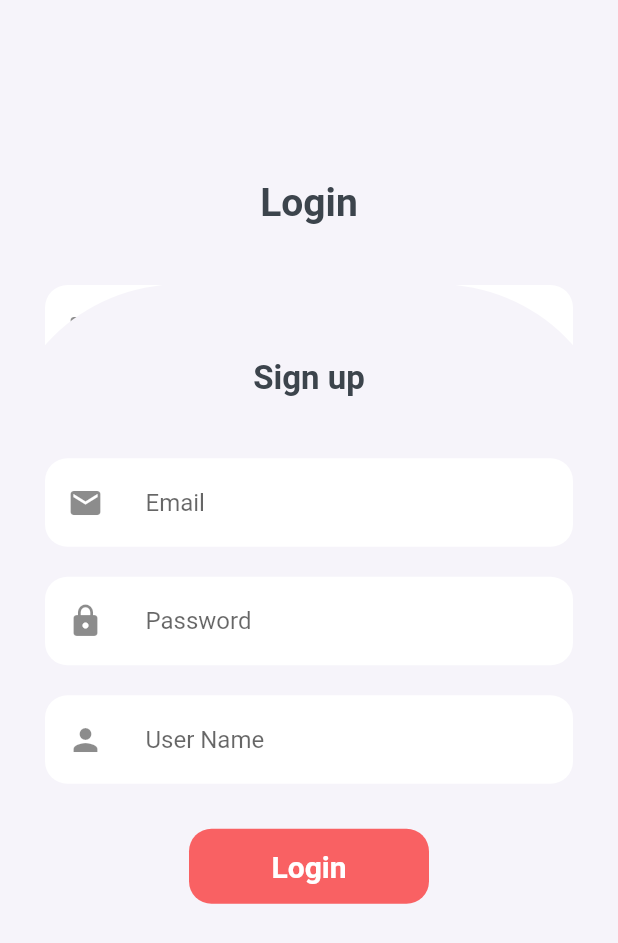
After one commit to Ibrahim-K98han/flutter_resourse, a Flutter app: the screen it shows after launch, after a tap on "Sign up", on a phone screen of 412 x 824 dp. The commit adds this screen. Shown: the top 943 px of the screen. Run offline on Flutter 3.47's test engine with Material 2 defaults, Android fonts, the phone set to English and light mode, and no system bars; our stand-ins replace easy_splash_screen; Roboto replaces fonts that are missing (ro).

Commit message:
complete food ui

```diff
--- /dev/null
+++ b/lib/foodui/login_screen.dart
@@ -0,0 +1,272 @@
+import 'package:flutter/material.dart';
+import 'package:ostad_flutter/foodui/constant/colors.dart';
+
+import 'constant/navigator.dart';
+
+class LoginScreen extends StatelessWidget {
+  const LoginScreen({Key? key}) : super(key: key);
+
+  @override
+  Widget build(BuildContext context) {
+    return Scaffold(
+      backgroundColor: backround,
+      body: SafeArea(
+        child: Column(
+          mainAxisAlignment: MainAxisAlignment.start,
+          children: [
+            SizedBox(
+              height: 120,
+            ),
+            Center(
+              child: Text(
+                'Login',
+                style: TextStyle(
+                    color: font,
+                    fontFamily: 'ro',
+                    fontSize: 26,
+                    fontWeight: FontWeight.bold),
+              ),
+            ),
+            SizedBox(height: 40,),
+            Padding(
+              padding: const EdgeInsets.symmetric(horizontal: 30),
+              child: Container(
+                padding: EdgeInsets.only(left: 15),
+                decoration: BoxDecoration(
+                  color: Colors.white,
+                  borderRadius: BorderRadius.circular(15),
+                ),
+                child: TextField(
+                  decoration: InputDecoration(
+                      icon: Icon(Icons.email),
+                      hintText: 'Email',
+                      hintStyle: TextStyle(fontFamily: 'ro'),
+                      border: OutlineInputBorder(
+                          borderRadius: BorderRadius.circular(15),
+                          borderSide: BorderSide.none
+                      )
+                  ),
+                ),
+              ),
+            ),
+            SizedBox(height: 25,),
+            Padding(
+              padding: const EdgeInsets.symmetric(horizontal: 30),
+              child: Container(
+                padding: EdgeInsets.only(left: 15),
+                decoration: BoxDecoration(
+                  color: Colors.white,
+                  borderRadius: BorderRadius.circular(15),
+                ),
+                child: TextField(
+                  obscureText: true,
+                  obscuringCharacter: '*',
+                  decoration: InputDecoration(
+                      icon: Icon(Icons.lock),
+                      hintText: 'Password',
+                      hintStyle: TextStyle(fontFamily: 'ro'),
+                      border: OutlineInputBorder(
+                          borderRadius: BorderRadius.circular(15),
+                          borderSide: BorderSide.none
+                      )
+                  ),
+                ),
+              ),
+            ),
+            SizedBox(height: 30,),
+            GestureDetector(
+                onTap: () {
+                  Navigator.of(context).push(
+                    MaterialPageRoute(builder: ((context)=>Navigationn()))
+                  );
+                },
+                child: Container(
+                  alignment: Alignment.center,
+                  height: 50,
+                  width: 160,
+                  decoration: BoxDecoration(
+                    color: mainColor,
+                    borderRadius: BorderRadius.circular(15),
+                  ),
+                  child: Text(
+                    'Login',
+                    style: TextStyle(
+                        color: Colors.white,
+                        fontFamily: 'ro',
+                        fontSize: 20,
+                        fontWeight: FontWeight.bold
+                    ),),
+                )
+            ),
+            SizedBox(height: 170,),
+            Expanded(
+              child: GestureDetector(
+                child: Container(
+                  height: 100,
+                  width: double.infinity,
+                  decoration: BoxDecoration(
+                    boxShadow: [
+                      BoxShadow(
+                        color: Colors.grey.shade300,
+                        offset: Offset(1, 1),
+                        blurRadius: 20,
+                      ),
+                    ],
+                    color: Colors.white,
+                    borderRadius: BorderRadius.only(
+                        topLeft: Radius.circular(120),
+                        topRight: Radius.circular(120)
+                    ),
+                  ),
+                  child: Center(
+                    child: Text(
+                      'Sign up',
+                      style: TextStyle(
+                          fontFamily: 'ro',
+                          color: font,
+                          fontSize: 22,
+                          fontWeight: FontWeight.bold
+                      ),
+                    ),
+                  ),
+                ),
+                onTap: () {
+                  showModalBottomSheet(
+                    isScrollControlled: true,
+                    backgroundColor: Colors.transparent,
+                      barrierColor: Colors.transparent,
+                      context: context,
+                      builder: (BuildContext context){
+                        return DraggableScrollableSheet(
+                          initialChildSize: 0.77,
+                          builder: (context, scrollController){
+                            return Container(
+                              decoration: BoxDecoration(
+                                color: backround,
+                                borderRadius: BorderRadius.only(
+                                  topRight: Radius.circular(120),
+                                  topLeft: Radius.circular(120)
+                                ),
+                              ),
+                              child: Column(
+                                crossAxisAlignment: CrossAxisAlignment.center,
+                                children: [
+                                  SizedBox(height: 50,),
+                                  Text(
+                                      'Sign up',
+                                    style: TextStyle(
+                                      fontFamily: 'ro',
+                                      color: font,
+                                      fontSize: 22,
+                                      fontWeight: FontWeight.bold
+                                    ),
+                                  ),
+                                  SizedBox(height: 40,),
+                                  Padding(
+                                    padding: const EdgeInsets.symmetric(horizontal: 30),
+                                    child: Container(
+                                      padding: EdgeInsets.only(left: 15),
+                                      decoration: BoxDecoration(
+                                        color: Colors.white,
+                                        borderRadius: BorderRadius.circular(15),
+                                      ),
+                                      child: TextField(
+                                        decoration: InputDecoration(
+                                            icon: Icon(Icons.email),
+                                            hintText: 'Email',
+                                            hintStyle: TextStyle(fontFamily: 'ro'),
+                                            border: OutlineInputBorder(
+                                                borderRadius: BorderRadius.circular(15),
+                                                borderSide: BorderSide.none
+                                            )
+                                        ),
+                                      ),
+                                    ),
+                                  ),
+                                  SizedBox(height: 20,),
+                                  Padding(
+                                    padding: const EdgeInsets.symmetric(horizontal: 30),
+                                    child: Container(
+                                      padding: EdgeInsets.only(left: 15),
+                                      decoration: BoxDecoration(
+                                        color: Colors.white,
+                                        borderRadius: BorderRadius.circular(15),
+                                      ),
+                                      child: TextField(
+                                        obscureText: true,
+                                        obscuringCharacter: '*',
+                                        decoration: InputDecoration(
+                                            icon: Icon(Icons.lock),
+                                            hintText: 'Password',
+                                            hintStyle: TextStyle(fontFamily: 'ro'),
+                                            border: OutlineInputBorder(
+                                                borderRadius: BorderRadius.circular(15),
+                                                borderSide: BorderSide.none
+                                            )
+                                        ),
+                                      ),
+                                    ),
+                                  ),
+                                  SizedBox(height: 20,),
+                                  Padding(
+                                    padding: const EdgeInsets.symmetric(horizontal: 30),
+                                    child: Container(
+                                      padding: EdgeInsets.only(left: 15),
+                                      decoration: BoxDecoration(
+                                        color: Colors.white,
+                                        borderRadius: BorderRadius.circular(15),
+                                      ),
+                                      child: TextField(
+                                        decoration: InputDecoration(
+                                            icon: Icon(Icons.person),
+                                            hintText: 'User Name',
+                                            hintStyle: TextStyle(fontFamily: 'ro'),
+                                            border: OutlineInputBorder(
+                                                borderRadius: BorderRadius.circular(15),
+                                                borderSide: BorderSide.none
+                                            )
+                                        ),
+                                      ),
+                                    ),
+                                  ),
+                                  SizedBox(height: 30,),
+                                  GestureDetector(
+                                      onTap: () {
+                                        Navigator.of(context).push(
+                                            MaterialPageRoute(builder: ((context)=>Navigationn()))
+                                        );
+                                      },
+                                      child: Container(
+                                        alignment: Alignment.center,
+                                        height: 50,
+                                        width: 160,
+                                        decoration: BoxDecoration(
+                                          color: mainColor,
+                                          borderRadius: BorderRadius.circular(15),
+                                        ),
+                                        child: Text(
+                                          'Login',
+                                          style: TextStyle(
+                                              color: Colors.white,
+                                              fontFamily: 'ro',
+                                              fontSize: 20,
+                                              fontWeight: FontWeight.bold
+                                          ),),
+                                      )
+                                  ),
+                                ],
+                              ),
+                            );
+                          },
+                        );
+                      }
+                  );
+                },
+              ),
+            )
+          ],
+        ),
+      ),
+    );
+  }
+}
--- /dev/null
+++ b/lib/foodui/splash_screen.dart
@@ -0,0 +1,32 @@
+import 'package:easy_splash_screen/easy_splash_screen.dart';
+import 'package:flutter/material.dart';
+import 'package:ostad_flutter/foodui/constant/colors.dart';
+import 'package:ostad_flutter/foodui/login_screen.dart';
+
+class SplashScreen extends StatefulWidget {
+  const SplashScreen({Key? key}) : super(key: key);
+
+  @override
+  State<SplashScreen> createState() => _SplashScreenState();
+}
+
+class _SplashScreenState extends State<SplashScreen> {
+  @override
+  Widget build(BuildContext context) {
+    return EasySplashScreen(
+      logo: Image.asset('images/icon.png'),
+      title: Text('Flutter Skills', style: TextStyle(
+        color: Colors.pink,
+        fontFamily: 'ro',
+        fontSize: 20,
+        fontWeight: FontWeight.bold
+      ),
+      ),
+      backgroundColor: backround,
+      showLoader: true,
+      loaderColor: Colors.pink,
+      navigator: LoginScreen(),
+      durationInSeconds: 5,
+    );
+  }
+}
--- a/lib/main.dart
+++ b/lib/main.dart
@@ -1,6 +1,7 @@
 import 'package:flutter/material.dart';
 import 'package:ostad_flutter/bottom_navigator.dart';
 import 'package:ostad_flutter/foodui/food_ui.dart';
+import 'package:ostad_flutter/foodui/splash_screen.dart';
 import 'package:ostad_flutter/live_class_18_1_23/live_class_18_1_23.dart';
 
 import 'foodui/constant/navigator.dart';
@@ -21,7 +22,7 @@ class MyApp extends StatelessWidget {
       theme: ThemeData(
         primarySwatch: Colors.blue,
       ),
-      home: Navigation()
+      home: SplashScreen()
     );
   }
 }
--- a/pubspec.yaml
+++ b/pubspec.yaml
@@ -36,6 +36,7 @@ dependencies:
   # The following adds the Cupertino Icons font to your application.
   # Use with the CupertinoIcons class for iOS style icons.
   cupertino_icons: ^1.0.2
+  easy_splash_screen:
 
 dev_dependencies:
   flutter_test:
```
Also changed, not shown: lib/foodui/constant/navigator.dart (+5 -4 lines), lib/foodui/profile_screen.dart (+84 -2 lines), lib/foodui/search_screen.dart (+34 -0 lines), pubspec.lock.
